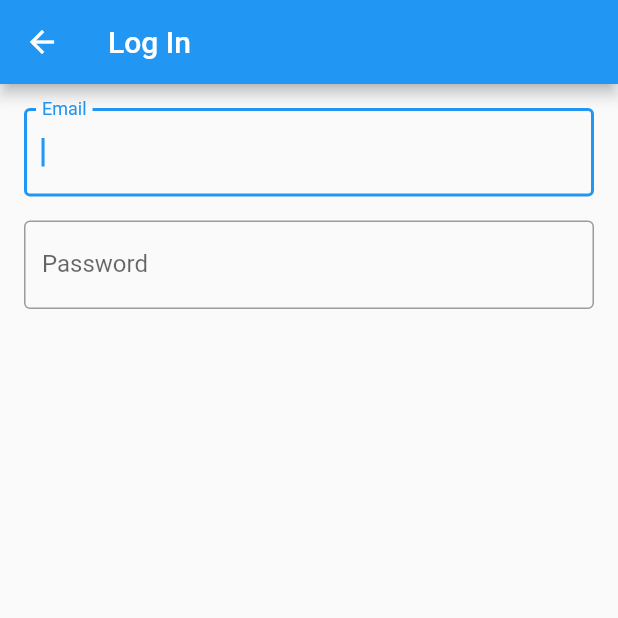
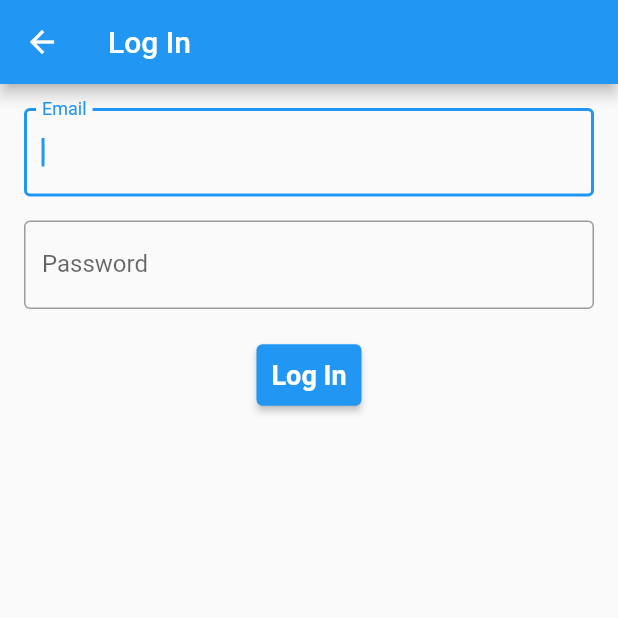
Before and after one commit to cyliong/list-cross-platform-sync, a Flutter app: the screen it shows after launch, after a tap on the "logout" icon, on a phone screen of 412 x 824 dp, the top half of it. Run offline on Flutter 3.47's test engine with Material 2 defaults, Android fonts, the phone set to English and light mode, and no system bars; our stand-ins replace cloud_firestore, firebase_auth, firebase_core; accounts and stored records are empty.

Commit message:
Add the "Log In" button to LoginPage

```diff
--- a/lib/page/login_page.dart
+++ b/lib/page/login_page.dart
@@ -32,7 +32,19 @@ class _LoginPageState extends State<LoginPage> {
                   border: const OutlineInputBorder(),
                   labelText: 'Password',
                 ),
-              )
+              ),
+              const SizedBox(height: 20.0),
+              ElevatedButton(
+                child: Text('Log In'),
+                style: ElevatedButton.styleFrom(
+                  textStyle: TextStyle(
+                    fontSize: 18,
+                    fontWeight: FontWeight.bold,
+                  ),
+                  padding: EdgeInsets.all(10),
+                ),
+                onPressed: () {},
+              ),
             ],
           ),
         ),
```
